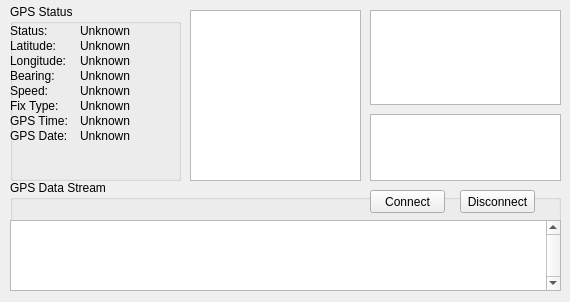
This is ground/src/plugins/gpsdisplay/gpsdisplaywidget.ui in openpilot/OpenPilot as Qt 5 draws it before an edit. The edited form follows.
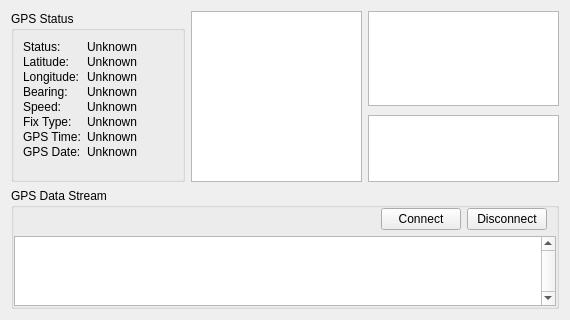
This is the edited form.

Commit message: Make GPS widget autosize/layout, and use all available space. This makes especially sense for the 'log' output.

```diff
--- a/ground/src/plugins/gpsdisplay/gpsdisplaywidget.ui
+++ b/ground/src/plugins/gpsdisplay/gpsdisplaywidget.ui
@@ -7,90 +7,28 @@
     <x>0</x>
     <y>0</y>
     <width>570</width>
-    <height>302</height>
+    <height>319</height>
    </rect>
   </property>
+  <property name="sizePolicy">
+   <sizepolicy hsizetype="Expanding" vsizetype="Expanding">
+    <horstretch>0</horstretch>
+    <verstretch>0</verstretch>
+   </sizepolicy>
+  </property>
   <property name="windowTitle">
    <string>Form</string>
   </property>
-  <widget class="QGraphicsView" name="gpsWorld">
-   <property name="geometry">
-    <rect>
-     <x>190</x>
-     <y>10</y>
-     <width>171</width>
-     <height>171</height>
-    </rect>
-   </property>
-   <property name="sizePolicy">
-    <sizepolicy hsizetype="Fixed" vsizetype="Fixed">
-     <horstretch>0</horstretch>
-     <verstretch>0</verstretch>
-    </sizepolicy>
-   </property>
-   <property name="minimumSize">
-    <size>
-     <width>171</width>
-     <height>171</height>
-    </size>
-   </property>
-   <property name="maximumSize">
-    <size>
-     <width>171</width>
-     <height>171</height>
-    </size>
-   </property>
-   <property name="acceptDrops">
-    <bool>false</bool>
-   </property>
-   <property name="toolTip">
-    <string extracomment="Shows locations of satellites"/>
-   </property>
-   <property name="verticalScrollBarPolicy">
-    <enum>Qt::ScrollBarAlwaysOff</enum>
-   </property>
-   <property name="horizontalScrollBarPolicy">
-    <enum>Qt::ScrollBarAlwaysOff</enum>
-   </property>
-   <property name="sceneRect">
-    <rectf>
-     <x>0.000000000000000</x>
-     <y>0.000000000000000</y>
-     <width>169.000000000000000</width>
-     <height>169.000000000000000</height>
-    </rectf>
-   </property>
-  </widget>
-  <widget class="QGraphicsView" name="gpsGraph">
-   <property name="geometry">
-    <rect>
-     <x>370</x>
-     <y>114</y>
-     <width>191</width>
-     <height>67</height>
-    </rect>
-   </property>
-   <property name="sizePolicy">
-    <sizepolicy hsizetype="Fixed" vsizetype="Fixed">
-     <horstretch>0</horstretch>
-     <verstretch>0</verstretch>
-    </sizepolicy>
-   </property>
-   <property name="toolTip">
-    <string extracomment="Individual satellite information"/>
-   </property>
-  </widget>
+  <layout class="QVBoxLayout" name="verticalLayout_2" stretch="0,1">
+   <item>
+    <layout class="QHBoxLayout" name="horizontalLayout" stretch="1,0,0">
+     <property name="leftMargin">
+      <number>0</number>
+     </property>
+     <item>
   <widget class="QGroupBox" name="statusGroupBox">
-   <property name="geometry">
-    <rect>
-     <x>10</x>
-     <y>4</y>
-     <width>171</width>
-     <height>177</height>
-    </rect>
-   </property>
    <property name="sizePolicy">
-    <sizepolicy hsizetype="Fixed" vsizetype="Fixed">
+        <sizepolicy hsizetype="Expanding" vsizetype="Expanding">
      <horstretch>0</horstretch>
      <verstretch>0</verstretch>
     </sizepolicy>
@@ -98,22 +36,7 @@
    <property name="title">
     <string>GPS Status</string>
    </property>
-   <widget class="QWidget" name="formLayoutWidget">
-    <property name="geometry">
-     <rect>
-      <x>0</x>
-      <y>20</y>
-      <width>171</width>
-      <height>151</height>
-     </rect>
-    </property>
     <layout class="QFormLayout" name="formLayout">
-     <property name="labelAlignment">
-      <set>Qt::AlignLeading|Qt::AlignLeft|Qt::AlignVCenter</set>
-     </property>
-     <property name="horizontalSpacing">
-      <number>12</number>
-     </property>
      <property name="verticalSpacing">
       <number>1</number>
      </property>
@@ -231,33 +154,198 @@
      </item>
     </layout>
    </widget>
-  </widget>
+     </item>
+     <item>
+      <widget class="QGraphicsView" name="gpsWorld">
+       <property name="sizePolicy">
+        <sizepolicy hsizetype="Fixed" vsizetype="Fixed">
+         <horstretch>0</horstretch>
+         <verstretch>0</verstretch>
+        </sizepolicy>
+       </property>
+       <property name="minimumSize">
+        <size>
+         <width>171</width>
+         <height>171</height>
+        </size>
+       </property>
+       <property name="maximumSize">
+        <size>
+         <width>171</width>
+         <height>171</height>
+        </size>
+       </property>
+       <property name="acceptDrops">
+        <bool>false</bool>
+       </property>
+       <property name="toolTip">
+        <string extracomment="Shows locations of satellites"/>
+       </property>
+       <property name="verticalScrollBarPolicy">
+        <enum>Qt::ScrollBarAlwaysOff</enum>
+       </property>
+       <property name="horizontalScrollBarPolicy">
+        <enum>Qt::ScrollBarAlwaysOff</enum>
+       </property>
+       <property name="sceneRect">
+        <rectf>
+         <x>0.000000000000000</x>
+         <y>0.000000000000000</y>
+         <width>169.000000000000000</width>
+         <height>169.000000000000000</height>
+        </rectf>
+       </property>
+      </widget>
+     </item>
+     <item>
+      <layout class="QVBoxLayout" name="verticalLayout" stretch="0,1,0">
+       <item>
+        <widget class="QGraphicsView" name="flatEarth">
+         <property name="sizePolicy">
+          <sizepolicy hsizetype="Fixed" vsizetype="Fixed">
+           <horstretch>0</horstretch>
+           <verstretch>0</verstretch>
+          </sizepolicy>
+         </property>
+         <property name="minimumSize">
+          <size>
+           <width>191</width>
+           <height>95</height>
+          </size>
+         </property>
+         <property name="maximumSize">
+          <size>
+           <width>191</width>
+           <height>95</height>
+          </size>
+         </property>
+         <property name="acceptDrops">
+          <bool>false</bool>
+         </property>
+         <property name="toolTip">
+          <string extracomment="Location of GCS on the Earth"/>
+         </property>
+         <property name="verticalScrollBarPolicy">
+          <enum>Qt::ScrollBarAlwaysOff</enum>
+         </property>
+         <property name="horizontalScrollBarPolicy">
+          <enum>Qt::ScrollBarAlwaysOff</enum>
+         </property>
+         <property name="optimizationFlags">
+          <set>QGraphicsView::DontAdjustForAntialiasing</set>
+         </property>
+        </widget>
+       </item>
+       <item>
+        <spacer name="verticalSpacer">
+         <property name="orientation">
+          <enum>Qt::Vertical</enum>
+         </property>
+         <property name="sizeHint" stdset="0">
+          <size>
+           <width>0</width>
+           <height>0</height>
+          </size>
+         </property>
+        </spacer>
+       </item>
+       <item>
+        <widget class="QGraphicsView" name="gpsGraph">
+         <property name="enabled">
+          <bool>true</bool>
+         </property>
+         <property name="sizePolicy">
+          <sizepolicy hsizetype="Fixed" vsizetype="Fixed">
+           <horstretch>0</horstretch>
+           <verstretch>0</verstretch>
+          </sizepolicy>
+         </property>
+         <property name="minimumSize">
+          <size>
+           <width>191</width>
+           <height>67</height>
+          </size>
+         </property>
+         <property name="maximumSize">
+          <size>
+           <width>191</width>
+           <height>67</height>
+          </size>
+         </property>
+         <property name="toolTip">
+          <string extracomment="Individual satellite information"/>
+         </property>
+        </widget>
+       </item>
+      </layout>
+     </item>
+    </layout>
+   </item>
+   <item>
   <widget class="QGroupBox" name="dataStreamGroupBox">
-   <property name="geometry">
-    <rect>
-     <x>10</x>
-     <y>180</y>
-     <width>551</width>
-     <height>111</height>
-    </rect>
-   </property>
    <property name="sizePolicy">
-    <sizepolicy hsizetype="Fixed" vsizetype="Fixed">
+      <sizepolicy hsizetype="Expanding" vsizetype="Expanding">
      <horstretch>0</horstretch>
      <verstretch>0</verstretch>
     </sizepolicy>
    </property>
+     <property name="minimumSize">
+      <size>
+       <width>0</width>
+       <height>0</height>
+      </size>
+     </property>
    <property name="title">
     <string>GPS Data Stream</string>
    </property>
+     <layout class="QVBoxLayout" name="verticalLayout_3" stretch="1,0">
+      <property name="margin">
+       <number>0</number>
+      </property>
+      <item>
+       <layout class="QHBoxLayout" name="horizontalLayout_2" stretch="1,0,0">
+        <property name="leftMargin">
+         <number>9</number>
+        </property>
+        <property name="rightMargin">
+         <number>9</number>
+        </property>
+        <item>
+         <spacer name="horizontalSpacer">
+          <property name="orientation">
+           <enum>Qt::Horizontal</enum>
+          </property>
+          <property name="sizeHint" stdset="0">
+           <size>
+            <width>0</width>
+            <height>0</height>
+           </size>
+          </property>
+         </spacer>
+        </item>
+        <item>
+         <widget class="QPushButton" name="connectButton">
+          <property name="text">
+           <string>Connect</string>
+          </property>
+         </widget>
+        </item>
+        <item>
+         <widget class="QPushButton" name="disconnectButton">
+          <property name="text">
+           <string>Disconnect</string>
+          </property>
+         </widget>
+        </item>
+       </layout>
+      </item>
+      <item>
    <widget class="QTextBrowser" name="textBrowser">
-    <property name="geometry">
-     <rect>
-      <x>0</x>
-      <y>40</y>
-      <width>551</width>
-      <height>71</height>
-     </rect>
+        <property name="sizePolicy">
+         <sizepolicy hsizetype="Expanding" vsizetype="Expanding">
+          <horstretch>0</horstretch>
+          <verstretch>0</verstretch>
+         </sizepolicy>
     </property>
     <property name="font">
      <font>
@@ -272,64 +360,11 @@
      <enum>QTextEdit::WidgetWidth</enum>
     </property>
    </widget>
-   <widget class="QPushButton" name="connectButton">
-    <property name="geometry">
-     <rect>
-      <x>360</x>
-      <y>10</y>
-      <width>75</width>
-      <height>23</height>
-     </rect>
-    </property>
-    <property name="text">
-     <string>Connect</string>
-    </property>
-   </widget>
-   <widget class="QPushButton" name="disconnectButton">
-    <property name="geometry">
-     <rect>
-      <x>450</x>
-      <y>10</y>
-      <width>75</width>
-      <height>23</height>
-     </rect>
-    </property>
-    <property name="text">
-     <string>Disconnect</string>
-    </property>
-   </widget>
-  </widget>
-  <widget class="QGraphicsView" name="flatEarth">
-   <property name="geometry">
-    <rect>
-     <x>370</x>
-     <y>10</y>
-     <width>191</width>
-     <height>95</height>
-    </rect>
-   </property>
-   <property name="sizePolicy">
-    <sizepolicy hsizetype="Fixed" vsizetype="Fixed">
-     <horstretch>0</horstretch>
-     <verstretch>0</verstretch>
-    </sizepolicy>
-   </property>
-   <property name="acceptDrops">
-    <bool>false</bool>
-   </property>
-   <property name="toolTip">
-    <string extracomment="Location of GCS on the Earth"/>
-   </property>
-   <property name="verticalScrollBarPolicy">
-    <enum>Qt::ScrollBarAlwaysOff</enum>
-   </property>
-   <property name="horizontalScrollBarPolicy">
-    <enum>Qt::ScrollBarAlwaysOff</enum>
-   </property>
-   <property name="optimizationFlags">
-    <set>QGraphicsView::DontAdjustForAntialiasing</set>
-   </property>
-  </widget>
+      </item>
+     </layout>
+    </widget>
+   </item>
+  </layout>
  </widget>
  <resources/>
  <connections/>
```
Left out of the diff: 70 changed lines with no effect on the pictures. Lines whose indentation alone changed are shown as unchanged.
